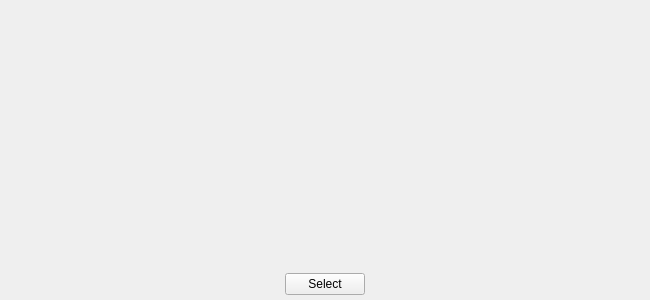
Old version of the form tools/cathedral/ui/ObjectSelectorWindow.ui in the repository comphack/comp_hack.
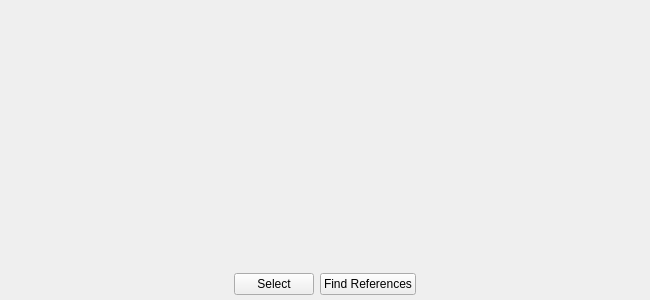
New version of the form.

Commit message: Adding Find References window for reverse lookups

```diff
--- a/tools/cathedral/ui/ObjectSelectorWindow.ui
+++ b/tools/cathedral/ui/ObjectSelectorWindow.ui
@@ -1,7 +1,7 @@
 <?xml version="1.0" encoding="UTF-8"?>
 <ui version="4.0">
  <class>ObjectSelectorWindow</class>
- <widget class="QWidget" name="ObjectSelectorWindow">
+ <widget class="QMainWindow" name="ObjectSelectorWindow">
   <property name="geometry">
    <rect>
     <x>0</x>
@@ -10,6 +10,10 @@
     <height>300</height>
    </rect>
   </property>
+  <widget class="QWidget" name="centralwidget">
+   <property name="enabled">
+    <bool>true</bool>
+   </property>
   <layout class="QVBoxLayout" name="mainLayout">
    <property name="leftMargin">
     <number>5</number>
@@ -69,6 +73,13 @@
        </property>
       </widget>
      </item>
+      <item>
+       <widget class="QPushButton" name="find">
+        <property name="text">
+         <string>Find References</string>
+        </property>
+       </widget>
+      </item>
      <item>
       <spacer name="controlSpacerRight">
        <property name="orientation">
@@ -85,6 +96,7 @@
     </layout>
    </item>
   </layout>
+  </widget>
  </widget>
  <resources/>
  <connections/>
```
Lines whose indentation alone changed are shown as unchanged. The commit also changes 16 other files.
